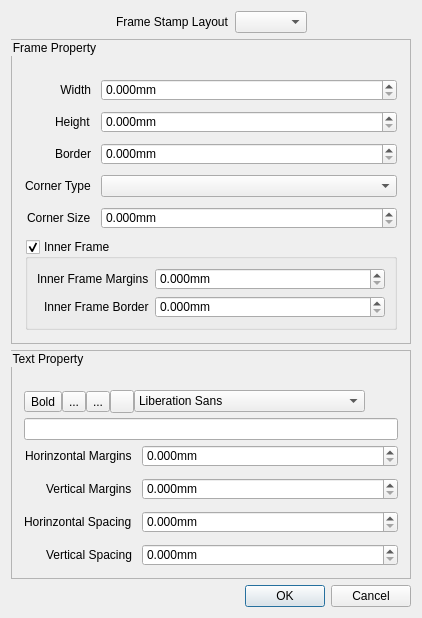
oneminute/LaserController, file src/ui/StampFrameDialog.ui: the form before one commit.
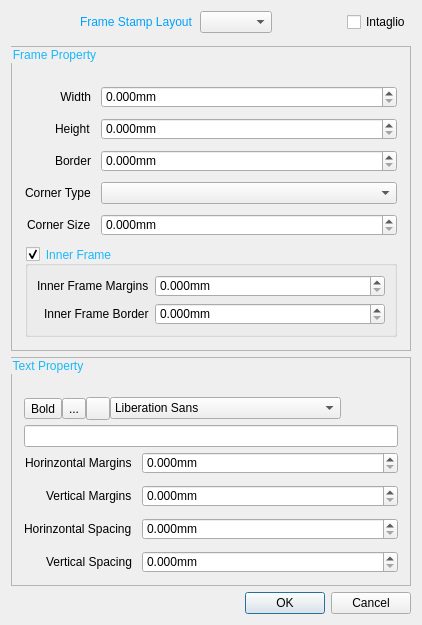
The form after the commit. Icons and pictures are not drawn. Custom widgets are drawn as their Qt base class.

```diff
--- a/src/ui/StampFrameDialog.ui
+++ b/src/ui/StampFrameDialog.ui
@@ -7,7 +7,7 @@
     <x>0</x>
     <y>0</y>
     <width>422</width>
-    <height>602</height>
+    <height>594</height>
    </rect>
   </property>
   <property name="minimumSize">
@@ -28,6 +28,12 @@
   <layout class="QVBoxLayout" name="verticalLayout">
    <item>
     <layout class="QHBoxLayout" name="horizontalLayout_3">
+     <property name="spacing">
+      <number>7</number>
+     </property>
+     <property name="bottomMargin">
+      <number>7</number>
+     </property>
      <item>
       <spacer name="horizontalSpacer">
        <property name="orientation">
@@ -43,6 +49,9 @@
      </item>
      <item>
       <widget class="QLabel" name="frameStampLayoutLabel">
+       <property name="styleSheet">
+        <string notr="true">QLabel{color:rgb(1, 162, 254)}</string>
+       </property>
        <property name="text">
         <string>Frame Stamp Layout</string>
        </property>
@@ -56,7 +65,7 @@
       </widget>
      </item>
      <item>
-      <spacer name="horizontalSpacer_3">
+      <spacer name="horizontalSpacer_4">
        <property name="orientation">
         <enum>Qt::Horizontal</enum>
        </property>
@@ -68,6 +77,13 @@
        </property>
       </spacer>
      </item>
+     <item>
+      <widget class="QCheckBox" name="stampIntaglioCheckBox">
+       <property name="text">
+        <string>Intaglio</string>
+       </property>
+      </widget>
+     </item>
     </layout>
    </item>
    <item>
@@ -79,7 +95,8 @@
       </size>
      </property>
      <property name="styleSheet">
-      <string notr="true">QGroupBox#FrameGroupBox{border: 1px solid rgb(180, 180, 180)}</string>
+      <string notr="true">QGroupBox#FrameGroupBox{border: 1px solid rgb(180, 180, 180)}
+QGroupBox::title{color:rgb(25, 184, 250)}</string>
      </property>
      <property name="title">
       <string>Frame Property</string>
@@ -289,7 +306,8 @@
       </size>
      </property>
      <property name="styleSheet">
-      <string notr="true">QGroupBox#textPropertyGroupBox{border: 1px solid rgb(180, 180, 180)}</string>
+      <string notr="true">QGroupBox#textPropertyGroupBox{border: 1px solid rgb(180, 180, 180)}
+QGroupBox::title{color:rgb(25, 184, 250)}</string>
      </property>
      <property name="title">
       <string>Text Property</string>
@@ -315,6 +333,9 @@
       </property>
       <item row="1" column="0">
        <layout class="QHBoxLayout" name="horizontalLayout_2">
+        <property name="spacing">
+         <number>0</number>
+        </property>
         <property name="leftMargin">
          <number>0</number>
         </property>
@@ -352,20 +373,6 @@
           </property>
          </widget>
         </item>
-        <item>
-         <widget class="QToolButton" name="fillBtn">
-          <property name="text">
-           <string>...</string>
-          </property>
-          <property name="icon">
-           <iconset resource="../res/icons.qrc">
-            <normaloff>:/ui/icons/images/fill.png</normaloff>:/ui/icons/images/fill.png</iconset>
-          </property>
-          <property name="checkable">
-           <bool>true</bool>
-          </property>
-         </widget>
-        </item>
         <item>
          <widget class="QToolButton" name="isToLeftBtn">
           <property name="text">
@@ -387,6 +394,19 @@
           </property>
          </widget>
         </item>
+        <item>
+         <spacer name="horizontalSpacer_3">
+          <property name="orientation">
+           <enum>Qt::Horizontal</enum>
+          </property>
+          <property name="sizeHint" stdset="0">
+           <size>
+            <width>40</width>
+            <height>20</height>
+           </size>
+          </property>
+         </spacer>
+        </item>
         <item>
          <spacer name="horizontalSpacer_2">
           <property name="orientation">
```
Left out of the diff: 26 changed lines with no effect on the pictures.
